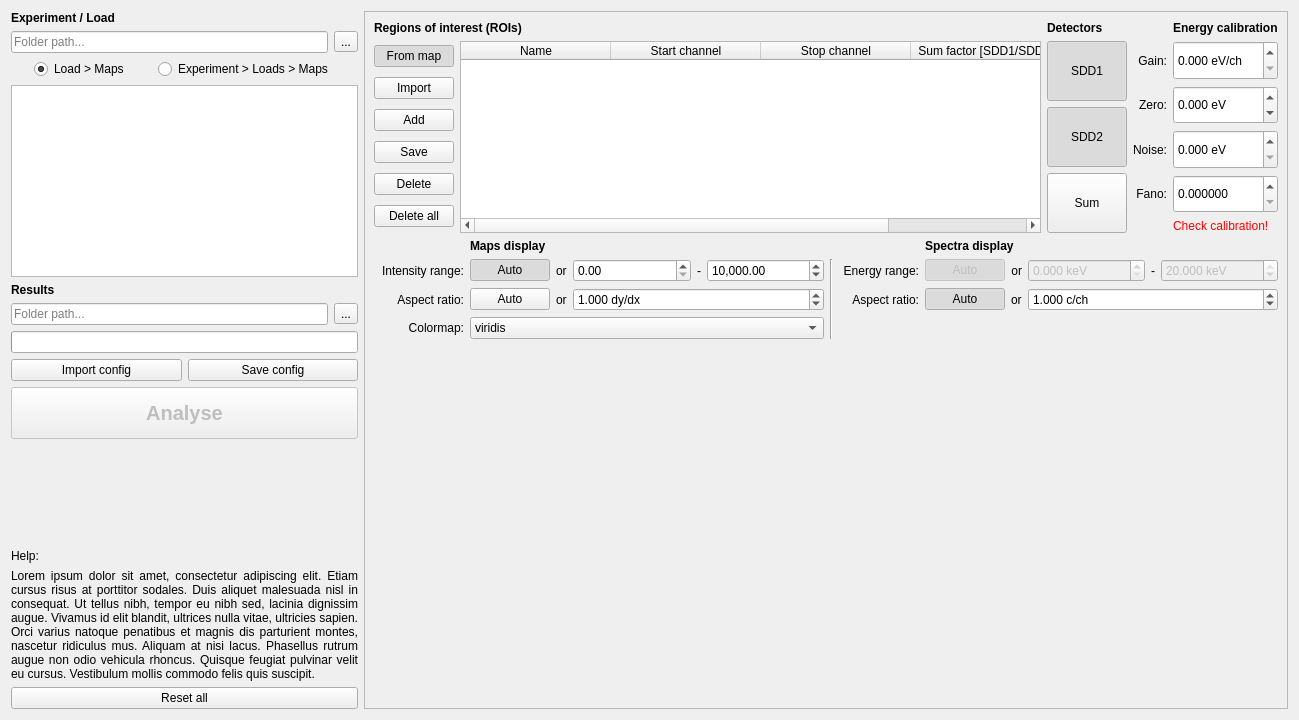
Old version of the form batch.ui in the repository pfilipl/PolyX-XRF-Data-Analyser.
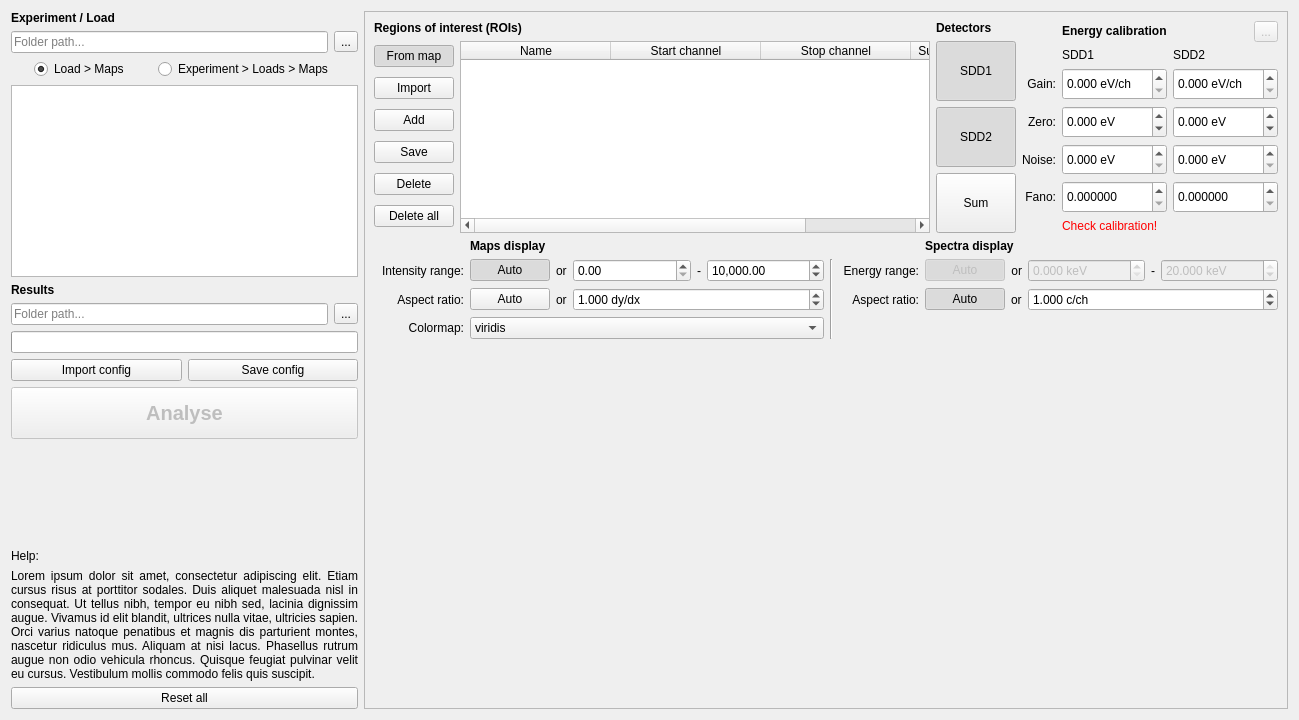
New version of the form.

Commit message: Separate SDDs calibration: GUI preparation

Diff of the .ui file:
```diff
--- a/batch.ui
+++ b/batch.ui
@@ -22,7 +22,7 @@
   <property name="windowTitle">
    <string>Form</string>
   </property>
-  <layout class="QHBoxLayout" name="horizontalLayout_5">
+  <layout class="QHBoxLayout" name="horizontalLayout_8">
    <item>
     <layout class="QGridLayout" name="gridLayout_2">
      <item row="9" column="0" colspan="2">
@@ -675,39 +675,8 @@
         </item>
         <item>
          <layout class="QGridLayout" name="gridLayout_4">
-          <item row="1" column="1">
-           <widget class="QDoubleSpinBox" name="doubleSpinBox_CalibrationGain">
-            <property name="sizePolicy">
-             <sizepolicy hsizetype="Preferred" vsizetype="Preferred">
-              <horstretch>0</horstretch>
-              <verstretch>0</verstretch>
-             </sizepolicy>
-            </property>
-            <property name="mouseTracking">
-             <bool>true</bool>
-            </property>
-            <property name="keyboardTracking">
-             <bool>false</bool>
-            </property>
-            <property name="suffix">
-             <string> eV/ch</string>
-            </property>
-            <property name="decimals">
-             <number>3</number>
-            </property>
-            <property name="maximum">
-             <double>100.000000000000000</double>
-            </property>
-            <property name="singleStep">
-             <double>0.001000000000000</double>
-            </property>
-            <property name="stepType">
-             <enum>QAbstractSpinBox::StepType::AdaptiveDecimalStepType</enum>
-            </property>
-           </widget>
-          </item>
           <item row="2" column="0">
-           <widget class="QLabel" name="label_5">
+           <widget class="QLabel" name="label_4">
             <property name="sizePolicy">
              <sizepolicy hsizetype="Preferred" vsizetype="Preferred">
               <horstretch>0</horstretch>
@@ -724,7 +693,7 @@
              <bool>true</bool>
             </property>
             <property name="text">
-             <string>Zero:</string>
+             <string>Gain:</string>
             </property>
             <property name="alignment">
              <set>Qt::AlignmentFlag::AlignRight|Qt::AlignmentFlag::AlignTrailing|Qt::AlignmentFlag::AlignVCenter</set>
@@ -732,68 +701,6 @@
            </widget>
           </item>
           <item row="4" column="1">
-           <widget class="QDoubleSpinBox" name="doubleSpinBox_CalibrationFano">
-            <property name="sizePolicy">
-             <sizepolicy hsizetype="Preferred" vsizetype="Preferred">
-              <horstretch>0</horstretch>
-              <verstretch>0</verstretch>
-             </sizepolicy>
-            </property>
-            <property name="mouseTracking">
-             <bool>true</bool>
-            </property>
-            <property name="keyboardTracking">
-             <bool>false</bool>
-            </property>
-            <property name="decimals">
-             <number>6</number>
-            </property>
-            <property name="maximum">
-             <double>10.000000000000000</double>
-            </property>
-            <property name="singleStep">
-             <double>0.000001000000000</double>
-            </property>
-            <property name="stepType">
-             <enum>QAbstractSpinBox::StepType::AdaptiveDecimalStepType</enum>
-            </property>
-           </widget>
-          </item>
-          <item row="2" column="1">
-           <widget class="QDoubleSpinBox" name="doubleSpinBox_CalibrationZero">
-            <property name="sizePolicy">
-             <sizepolicy hsizetype="Preferred" vsizetype="Preferred">
-              <horstretch>0</horstretch>
-              <verstretch>0</verstretch>
-             </sizepolicy>
-            </property>
-            <property name="mouseTracking">
-             <bool>true</bool>
-            </property>
-            <property name="keyboardTracking">
-             <bool>false</bool>
-            </property>
-            <property name="suffix">
-             <string> eV</string>
-            </property>
-            <property name="decimals">
-             <number>3</number>
-            </property>
-            <property name="minimum">
-             <double>-2000.000000000000000</double>
-            </property>
-            <property name="maximum">
-             <double>2000.000000000000000</double>
-            </property>
-            <property name="singleStep">
-             <double>0.001000000000000</double>
-            </property>
-            <property name="stepType">
-             <enum>QAbstractSpinBox::StepType::AdaptiveDecimalStepType</enum>
-            </property>
-           </widget>
-          </item>
-          <item row="3" column="1">
            <widget class="QDoubleSpinBox" name="doubleSpinBox_CalibrationNoise">
             <property name="sizePolicy">
              <sizepolicy hsizetype="Preferred" vsizetype="Preferred">
@@ -824,7 +731,188 @@
             </property>
            </widget>
           </item>
+          <item row="6" column="1">
+           <widget class="QLabel" name="label_CalibrationCheck">
+            <property name="sizePolicy">
+             <sizepolicy hsizetype="Preferred" vsizetype="Fixed">
+              <horstretch>0</horstretch>
+              <verstretch>0</verstretch>
+             </sizepolicy>
+            </property>
+            <property name="text">
+             <string>&lt;html&gt;&lt;head/&gt;&lt;body&gt;&lt;p&gt;&lt;span style=&quot; color:#ff0000;&quot;&gt;Check calibration!&lt;/span&gt;&lt;/p&gt;&lt;/body&gt;&lt;/html&gt;</string>
+            </property>
+           </widget>
+          </item>
+          <item row="5" column="2">
+           <widget class="QDoubleSpinBox" name="doubleSpinBox_CalibrationFano_2">
+            <property name="sizePolicy">
+             <sizepolicy hsizetype="Preferred" vsizetype="Preferred">
+              <horstretch>0</horstretch>
+              <verstretch>0</verstretch>
+             </sizepolicy>
+            </property>
+            <property name="mouseTracking">
+             <bool>true</bool>
+            </property>
+            <property name="keyboardTracking">
+             <bool>false</bool>
+            </property>
+            <property name="decimals">
+             <number>6</number>
+            </property>
+            <property name="maximum">
+             <double>10.000000000000000</double>
+            </property>
+            <property name="singleStep">
+             <double>0.000001000000000</double>
+            </property>
+            <property name="stepType">
+             <enum>QAbstractSpinBox::StepType::AdaptiveDecimalStepType</enum>
+            </property>
+           </widget>
+          </item>
+          <item row="4" column="2">
+           <widget class="QDoubleSpinBox" name="doubleSpinBox_CalibrationNoise_2">
+            <property name="sizePolicy">
+             <sizepolicy hsizetype="Preferred" vsizetype="Preferred">
+              <horstretch>0</horstretch>
+              <verstretch>0</verstretch>
+             </sizepolicy>
+            </property>
+            <property name="mouseTracking">
+             <bool>true</bool>
+            </property>
+            <property name="keyboardTracking">
+             <bool>false</bool>
+            </property>
+            <property name="suffix">
+             <string> eV</string>
+            </property>
+            <property name="decimals">
+             <number>3</number>
+            </property>
+            <property name="maximum">
+             <double>1000.000000000000000</double>
+            </property>
+            <property name="singleStep">
+             <double>0.001000000000000</double>
+            </property>
+            <property name="stepType">
+             <enum>QAbstractSpinBox::StepType::AdaptiveDecimalStepType</enum>
+            </property>
+           </widget>
+          </item>
+          <item row="5" column="0">
+           <widget class="QLabel" name="label_7">
+            <property name="sizePolicy">
+             <sizepolicy hsizetype="Preferred" vsizetype="Preferred">
+              <horstretch>0</horstretch>
+              <verstretch>0</verstretch>
+             </sizepolicy>
+            </property>
+            <property name="maximumSize">
+             <size>
+              <width>50</width>
+              <height>16777215</height>
+             </size>
+            </property>
+            <property name="mouseTracking">
+             <bool>true</bool>
+            </property>
+            <property name="text">
+             <string>Fano:</string>
+            </property>
+            <property name="alignment">
+             <set>Qt::AlignmentFlag::AlignRight|Qt::AlignmentFlag::AlignTrailing|Qt::AlignmentFlag::AlignVCenter</set>
+            </property>
+           </widget>
+          </item>
+          <item row="5" column="1">
+           <widget class="QDoubleSpinBox" name="doubleSpinBox_CalibrationFano">
+            <property name="sizePolicy">
+             <sizepolicy hsizetype="Preferred" vsizetype="Preferred">
+              <horstretch>0</horstretch>
+              <verstretch>0</verstretch>
+             </sizepolicy>
+            </property>
+            <property name="mouseTracking">
+             <bool>true</bool>
+            </property>
+            <property name="keyboardTracking">
+             <bool>false</bool>
+            </property>
+            <property name="decimals">
+             <number>6</number>
+            </property>
+            <property name="maximum">
+             <double>10.000000000000000</double>
+            </property>
+            <property name="singleStep">
+             <double>0.000001000000000</double>
+            </property>
+            <property name="stepType">
+             <enum>QAbstractSpinBox::StepType::AdaptiveDecimalStepType</enum>
+            </property>
+           </widget>
+          </item>
           <item row="3" column="0">
+           <widget class="QLabel" name="label_5">
+            <property name="sizePolicy">
+             <sizepolicy hsizetype="Preferred" vsizetype="Preferred">
+              <horstretch>0</horstretch>
+              <verstretch>0</verstretch>
+             </sizepolicy>
+            </property>
+            <property name="maximumSize">
+             <size>
+              <width>50</width>
+              <height>16777215</height>
+             </size>
+            </property>
+            <property name="mouseTracking">
+             <bool>true</bool>
+            </property>
+            <property name="text">
+             <string>Zero:</string>
+            </property>
+            <property name="alignment">
+             <set>Qt::AlignmentFlag::AlignRight|Qt::AlignmentFlag::AlignTrailing|Qt::AlignmentFlag::AlignVCenter</set>
+            </property>
+           </widget>
+          </item>
+          <item row="2" column="1">
+           <widget class="QDoubleSpinBox" name="doubleSpinBox_CalibrationGain">
+            <property name="sizePolicy">
+             <sizepolicy hsizetype="Preferred" vsizetype="Preferred">
+              <horstretch>0</horstretch>
+              <verstretch>0</verstretch>
+             </sizepolicy>
+            </property>
+            <property name="mouseTracking">
+             <bool>true</bool>
+            </property>
+            <property name="keyboardTracking">
+             <bool>false</bool>
+            </property>
+            <property name="suffix">
+             <string> eV/ch</string>
+            </property>
+            <property name="decimals">
+             <number>3</number>
+            </property>
+            <property name="maximum">
+             <double>100.000000000000000</double>
+            </property>
+            <property name="singleStep">
+             <double>0.001000000000000</double>
+            </property>
+            <property name="stepType">
+             <enum>QAbstractSpinBox::StepType::AdaptiveDecimalStepType</enum>
+            </property>
+           </widget>
+          </item>
+          <item row="4" column="0">
            <widget class="QLabel" name="label_6">
             <property name="sizePolicy">
              <sizepolicy hsizetype="Preferred" vsizetype="Preferred">
@@ -849,57 +937,134 @@
             </property>
            </widget>
           </item>
-          <item row="1" column="0">
-           <widget class="QLabel" name="label_4">
+          <item row="3" column="1">
+           <widget class="QDoubleSpinBox" name="doubleSpinBox_CalibrationZero">
             <property name="sizePolicy">
              <sizepolicy hsizetype="Preferred" vsizetype="Preferred">
               <horstretch>0</horstretch>
               <verstretch>0</verstretch>
              </sizepolicy>
             </property>
-            <property name="maximumSize">
-             <size>
-              <width>50</width>
-              <height>16777215</height>
-             </size>
-            </property>
             <property name="mouseTracking">
              <bool>true</bool>
             </property>
-            <property name="text">
-             <string>Gain:</string>
+            <property name="keyboardTracking">
+             <bool>false</bool>
             </property>
-            <property name="alignment">
-             <set>Qt::AlignmentFlag::AlignRight|Qt::AlignmentFlag::AlignTrailing|Qt::AlignmentFlag::AlignVCenter</set>
+            <property name="suffix">
+             <string> eV</string>
             </property>
+            <property name="decimals">
+             <number>3</number>
+            </property>
+            <property name="minimum">
+             <double>-2000.000000000000000</double>
+            </property>
+            <property name="maximum">
+             <double>2000.000000000000000</double>
+            </property>
+            <property name="singleStep">
+             <double>0.001000000000000</double>
+            </property>
+            <property name="stepType">
+             <enum>QAbstractSpinBox::StepType::AdaptiveDecimalStepType</enum>
+            </property>
            </widget>
           </item>
-          <item row="4" column="0">
-           <widget class="QLabel" name="label_7">
+          <item row="1" column="1">
+           <widget class="QLabel" name="label">
             <property name="sizePolicy">
+             <sizepolicy hsizetype="Preferred" vsizetype="Fixed">
+              <horstretch>0</horstretch>
+              <verstretch>0</verstretch>
+             </sizepolicy>
+            </property>
+            <property name="text">
+             <string>SDD1</string>
+            </property>
+           </widget>
+          </item>
+          <item row="3" column="2">
+           <widget class="QDoubleSpinBox" name="doubleSpinBox_CalibrationZero_2">
+            <property name="sizePolicy">
              <sizepolicy hsizetype="Preferred" vsizetype="Preferred">
               <horstretch>0</horstretch>
               <verstretch>0</verstretch>
              </sizepolicy>
             </property>
-            <property name="maximumSize">
-             <size>
-              <width>50</width>
-              <height>16777215</height>
-             </size>
+            <property name="mouseTracking">
+             <bool>true</bool>
             </property>
+            <property name="keyboardTracking">
+             <bool>false</bool>
+            </property>
+            <property name="suffix">
+             <string> eV</string>
+            </property>
+            <property name="decimals">
+             <number>3</number>
+            </property>
+            <property name="minimum">
+             <double>-2000.000000000000000</double>
+            </property>
+            <property name="maximum">
+             <double>2000.000000000000000</double>
+            </property>
+            <property name="singleStep">
+             <double>0.001000000000000</double>
+            </property>
+            <property name="stepType">
+             <enum>QAbstractSpinBox::StepType::AdaptiveDecimalStepType</enum>
+            </property>
+           </widget>
+          </item>
+          <item row="2" column="2">
+           <widget class="QDoubleSpinBox" name="doubleSpinBox_CalibrationGain_2">
+            <property name="sizePolicy">
+             <sizepolicy hsizetype="Preferred" vsizetype="Preferred">
+              <horstretch>0</horstretch>
+              <verstretch>0</verstretch>
+             </sizepolicy>
+            </property>
             <property name="mouseTracking">
              <bool>true</bool>
             </property>
-            <property name="text">
-             <string>Fano:</string>
+            <property name="keyboardTracking">
+             <bool>false</bool>
             </property>
-            <property name="alignment">
-             <set>Qt::AlignmentFlag::AlignRight|Qt::AlignmentFlag::AlignTrailing|Qt::AlignmentFlag::AlignVCenter</set>
+            <property name="suffix">
+             <string> eV/ch</string>
             </property>
+            <property name="decimals">
+             <number>3</number>
+            </property>
+            <property name="maximum">
+             <double>100.000000000000000</double>
+            </property>
+            <property name="singleStep">
+             <double>0.001000000000000</double>
+            </property>
+            <property name="stepType">
+             <enum>QAbstractSpinBox::StepType::AdaptiveDecimalStepType</enum>
+            </property>
            </widget>
           </item>
-          <item row="0" column="1">
+          <item row="1" column="2">
+           <widget class="QLabel" name="label_18">
+            <property name="sizePolicy">
+             <sizepolicy hsizetype="Preferred" vsizetype="Fixed">
+              <horstretch>0</horstretch>
+              <verstretch>0</verstretch>
+             </sizepolicy>
+            </property>
+            <property name="text">
+             <string>SDD2</string>
+            </property>
+           </widget>
+          </item>
+          <item row="0" column="1" colspan="2">
+           <layout class="QHBoxLayout" name="horizontalLayout_5">
+            <item>
            <widget class="QLabel" name="label_2">
             <property name="sizePolicy">
              <sizepolicy hsizetype="Preferred" vsizetype="Fixed">
@@ -920,18 +1085,20 @@
             </property>
            </widget>
           </item>
-          <item row="5" column="1">
-           <widget class="QLabel" name="label_CalibrationCheck">
-            <property name="sizePolicy">
-             <sizepolicy hsizetype="Preferred" vsizetype="Fixed">
-              <horstretch>0</horstretch>
-              <verstretch>0</verstretch>
-             </sizepolicy>
+            <item>
+             <widget class="QToolButton" name="toolButton_CallibrationSearch">
+              <property name="enabled">
+               <bool>false</bool>
+              </property>
+              <property name="mouseTracking">
+               <bool>true</bool>
             </property>
             <property name="text">
-             <string>&lt;html&gt;&lt;head/&gt;&lt;body&gt;&lt;p&gt;&lt;span style=&quot; color:#ff0000;&quot;&gt;Check calibration!&lt;/span&gt;&lt;/p&gt;&lt;/body&gt;&lt;/html&gt;</string>
-            </property>
-           </widget>
+               <string>...</string>
+              </property>
+             </widget>
+            </item>
+           </layout>
           </item>
          </layout>
         </item>
```
Lines whose indentation alone changed are shown as unchanged. The commit also changes 4 other files.
